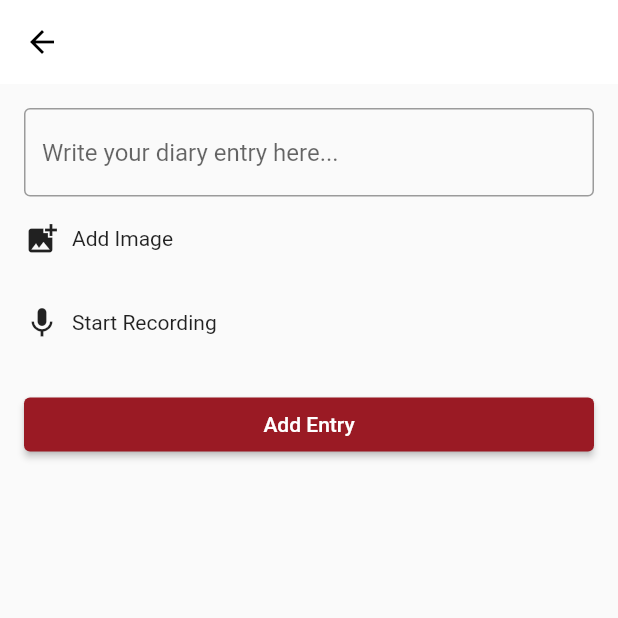
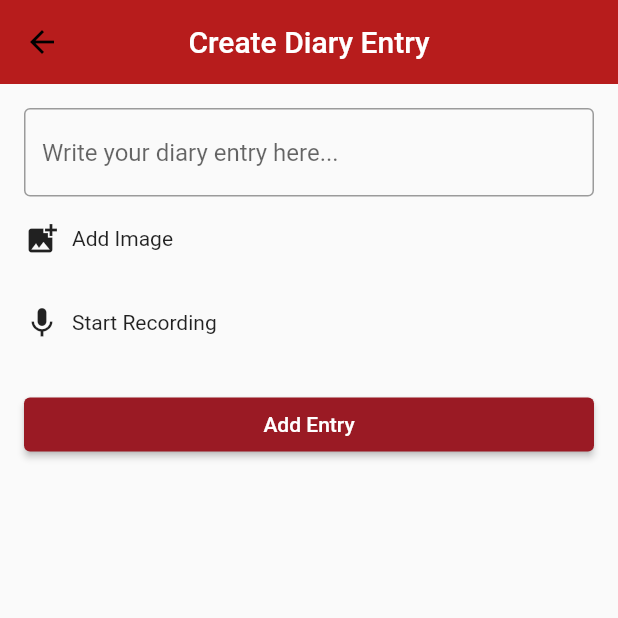
Before and after one commit to Atlas-Camul/Atlas-Mobile, a Flutter app: the NavBarPage screen opened directly, after a tap on "Add diary entry", on a phone screen of 412 x 824 dp, the top half of it. Run offline on Flutter 3.47's test engine with Material 2 defaults, Android fonts, the phone set to English and light mode, and no system bars; our stand-ins replace email_validator, flutter_blue_plus, flutter_map, flutter_tts, geolocator, google_fonts and 7 more; missing offline and left inert: azblob, flutter_polyline_points, flutter_sound, google_maps_utils, mailer, mysql1 and 1 more; accounts and stored records are empty.

Commit message:
ui fixes

```diff
--- a/atlas_mobile/lib/colors/colors.dart
+++ b/atlas_mobile/lib/colors/colors.dart
@@ -10,7 +10,7 @@
   static const Color textColor = Color(0xFF000000);
   static const Color subtitleColor = Color(0xFF888888);
   static const Color dividerColor = Color(0xFFCCCCCC);
-  static const Color buttonColor = Color(0xFF4CAF50);
+  static const Color buttonColor = Color.fromRGBO(87, 2010 ,192, 100);
   static const Color errorColor = Color(0xFFE57373);
 }
 abstract class Typography {
--- a/atlas_mobile/lib/controllers/beacon_controller.dart
+++ b/atlas_mobile/lib/controllers/beacon_controller.dart
@@ -76,7 +76,7 @@
   var marker = Marker(
     markerId: MarkerId(macAddress),
     position: LatLng(double.parse(latitude), double.parse(longitude)),
-    icon: BitmapDescriptor.defaultMarker,
+    icon: BitmapDescriptor.defaultMarker
   );
 
   return marker;
--- a/atlas_mobile/lib/controllers/user_controller.dart
+++ b/atlas_mobile/lib/controllers/user_controller.dart
@@ -159,6 +159,7 @@
       await prefs.setString('email', email);
       await prefs.setString('password', hashedPassword);
       await prefs.setInt('id', userId); // Save the user ID in shared preferences
+
       print(userId);
 
       // Update the id and lastLogin fields in the UserModel object
--- a/atlas_mobile/lib/diary_page.dart
+++ b/atlas_mobile/lib/diary_page.dart
@@ -1,3 +1,4 @@
+import 'package:atlas_mobile/colors/colors.dart';
 import 'package:flutter/material.dart';
 import 'package:flutter_sound/flutter_sound.dart';
 import 'package:image_picker/image_picker.dart';
@@ -250,7 +251,7 @@
         title: Text('Create Diary Entry'),
         centerTitle: true,
         elevation: 0,
-        backgroundColor: Colors.white,
+        backgroundColor: AppColors.primaryColor,
         leading: IconButton(
           icon: Icon(Icons.arrow_back, color: Colors.black),
           onPressed: () => Navigator.of(context).pop(),
--- a/atlas_mobile/lib/google_maps_page.dart
+++ b/atlas_mobile/lib/google_maps_page.dart
@@ -93,6 +93,8 @@
   @override
   void dispose() {
     _beaconController.stopScan();
+
+
     super.dispose();
   }
 
@@ -124,6 +126,8 @@
     _isScanning = false;
   }
 }
+
+
 
   void getCurrentLocation() async {
     //GET PERMISSION
--- a/atlas_mobile/lib/home_page.dart
+++ b/atlas_mobile/lib/home_page.dart
@@ -5,6 +5,8 @@
 import 'colors/colors.dart';
 import 'diary_page.dart';
 import 'google_maps_page.dart';
+import 'package:url_launcher/url_launcher.dart';
+
 class HomePageWidget extends StatefulWidget {
   const HomePageWidget({Key? key}) : super(key: key);
 
@@ -70,7 +72,7 @@
             mainAxisSize: MainAxisSize.max,
             children: [
               Padding(
-            padding: EdgeInsetsDirectional.fromSTEB(20, 0, 16, 0),
+            padding: EdgeInsetsDirectional.fromSTEB(0, 0, 0, 0),
               child: Row(
             mainAxisSize: MainAxisSize.max,
             mainAxisAlignment: MainAxisAlignment.spaceBetween,
@@ -80,11 +82,11 @@
 
 
         Image.asset(
-          'assets/images/logo.png',
-          width: 100, // Set the desired width of the image
-          height: 100, // Set the desired height of the image
-          fit: BoxFit.contain, // Adjust the image's fit as needed
-        ),
+  'assets/images/banner.png',
+
+  width: MediaQuery.of(context).size.width,
+  fit: BoxFit.fitWidth,
+),
 
       // Add other widgets or components here if needed
     ],
@@ -106,9 +108,11 @@
                         'Hello',
                        style: TextStyle(
                         fontFamily: 'Outfit',
+                        fontWeight:FontWeight.w400,
+
                      color: Colors.black,
-                    fontSize: 26,
-                      fontWeight: FontWeight.bold,
+                    fontSize: 36,
+
             ),
                       ),
 
@@ -123,13 +127,13 @@
                   mainAxisSize: MainAxisSize.max,
                   children:  [
                     Padding(
-                      padding: EdgeInsetsDirectional.fromSTEB(0, 16, 0, 0),
+                      padding: EdgeInsetsDirectional.fromSTEB(20, 16, 0, 0),
                       child: Align(
 
                       child: Text(
                          name ?? '',
                          style: TextStyle(fontFamily:'Outfit',color:AppColors.primaryColor
-                                                ,fontSize: 18,fontWeight:FontWeight.bold
+                                                ,fontSize: 28,fontWeight:FontWeight.bold
                                                 )
 
                       ),
@@ -171,7 +175,7 @@
                               width: MediaQuery.of(context).size.width * 0.86,
                               height: 100,
                               decoration: BoxDecoration(
-                                color: AppColors.accentColor,
+                                color: AppColors.buttonColor,
                                 borderRadius: BorderRadius.circular(8),
                               ),
                               child: Align(
@@ -356,9 +360,18 @@
                               hoverColor: Colors.transparent,
                               highlightColor: Colors.transparent,
                               onTap: () async {
-                                //await launchURL(
-                                //    'mailto:contact@health.ai.demo');
-                              },
+  final Uri emailUri = Uri(
+    scheme: 'mailto',
+    path: 'atlas.mobile.otp@outlook.pt',
+    queryParameters: {
+      'subject': 'Atlas',
+    },
+  );
+  //final String emailUrl = emailUri.toString();
+
+    await launchUrl(emailUri);
+
+},
                               child: Material(
                                 color: Colors.transparent,
                                 elevation: 3,
@@ -378,7 +391,7 @@
                                     children: [
                                       Padding(
                                         padding:
-                                            EdgeInsetsDirectional.fromSTEB(
+                                            const EdgeInsetsDirectional.fromSTEB(
                                                 15, 0, 0, 0),
                                         child: Image.asset(
                                           'assets/images/envelope.png',
@@ -390,7 +403,7 @@
                                       ),
                                       Expanded(
                                         child: Padding(
-                                          padding: EdgeInsetsDirectional
+                                          padding: const EdgeInsetsDirectional
                                               .fromSTEB(10, 15, 10, 0),
                                           child: Column(
                                             mainAxisSize: MainAxisSize.max,
@@ -446,3 +459,21 @@
     );
   }
 }
+
+
+void main() {
+  runApp(MyApp());
+}
+
+class MyApp extends StatelessWidget {
+  @override
+  Widget build(BuildContext context) {
+    return MaterialApp(
+      title: 'Google Maps Demo',
+      theme: ThemeData(
+
+      ),
+      home: HomePageWidget(),
+    );
+  }
+}
--- a/atlas_mobile/lib/main.dart
+++ b/atlas_mobile/lib/main.dart
@@ -173,7 +173,7 @@
   Widget build(BuildContext context) {
     final tabs = {
       'HomePage': const HomePageWidget(),
-      'Beacon':BeaconPage(),
+
       'mapa': const GoogleMapsPage(),
       'profile': const ProfilePage(),
     };
@@ -202,14 +202,7 @@
             label: 'Home',
             tooltip: '',
           ),
-          BottomNavigationBarItem(
-            icon: Icon(
-              Icons.home_outlined,
-              size: 24.0,
-            ),
-            label: 'Home',
-            tooltip: '',
-          ),
+
           BottomNavigationBarItem(
             icon: Icon(
               Icons.map,
--- a/atlas_mobile/pubspec.yaml
+++ b/atlas_mobile/pubspec.yaml
@@ -64,6 +64,7 @@
   password_strength: ^0.2.0
   email_validator: ^2.1.17
   mailer: ^6.0.1
+  url_launcher: ^6.1.11
 dev_dependencies:
   flutter_test:
     sdk: flutter
```
Also changed, not shown: atlas_mobile/lib/login_page.dart (+23 -6 lines), atlas_mobile/lib/model/model.dart (added, +15 -0 lines), atlas_mobile/lib/otp_verification_screen.dart (+13 -16 lines), atlas_mobile/lib/teste.dart (+0 -17 lines), atlas_mobile/assets/images/banner.png (added), atlas_mobile/pubspec.lock, 6 other files.
